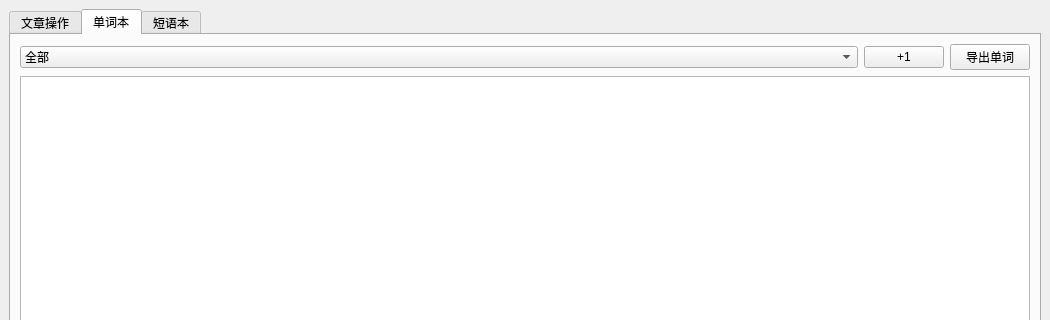
Above: window/wordsbook.ui from gaazau/MyEnglishIsPoor before the change; both pictures show x 0 to 1050 and y 0 to 320 of the 1050 by 899 pixel window. Below: the same form after it.
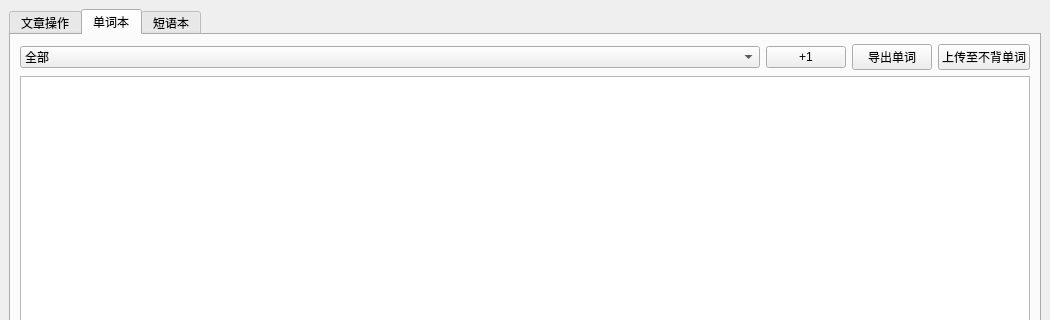
That is the form after the change. The open tabs and pages were chosen to show the change.

Commit message: 支持上传至不背单词

What changed in the file:
```diff
--- a/window/wordsbook.ui
+++ b/window/wordsbook.ui
@@ -129,7 +129,7 @@
          <layout class="QHBoxLayout" name="layout"/>
         </item>
         <item>
-         <layout class="QHBoxLayout" name="horizontalLayout_5" stretch="100,0,5">
+         <layout class="QHBoxLayout" name="horizontalLayout_5" stretch="100,0,5,0">
           <item>
            <widget class="QComboBox" name="cb_filter_words">
             <item>
@@ -178,6 +178,13 @@
             </property>
            </widget>
           </item>
+          <item>
+           <widget class="QPushButton" name="btn_upload_bbdc">
+            <property name="text">
+             <string>上传至不背单词</string>
+            </property>
+           </widget>
+          </item>
          </layout>
         </item>
         <item>
```
Left out of the diff: 2 changed lines with no effect on the pictures. The commit also changes 5 other files.
